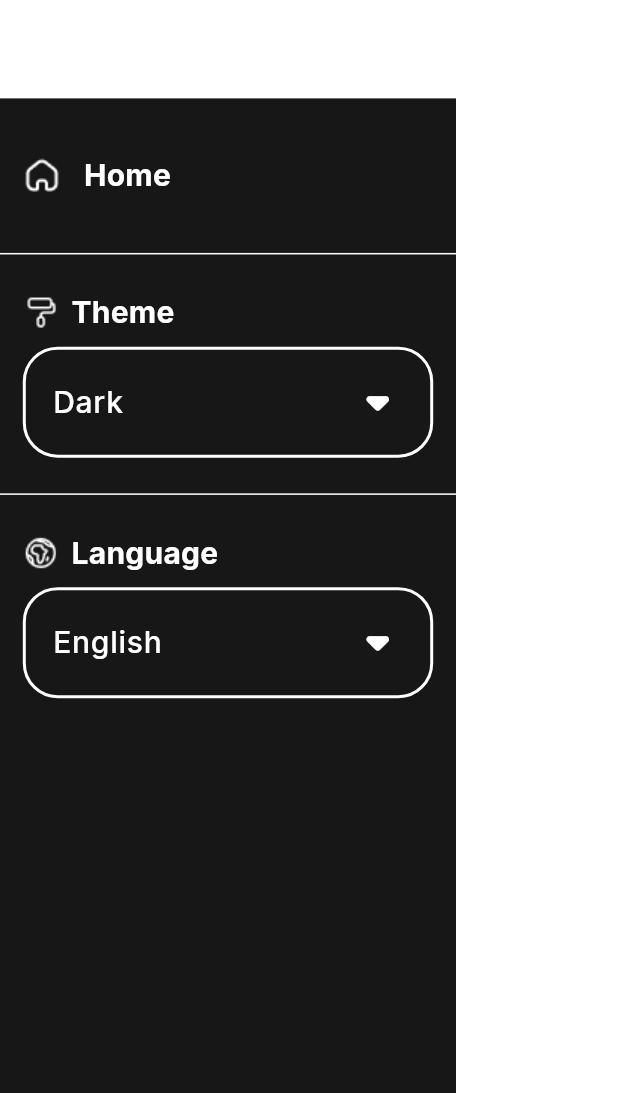
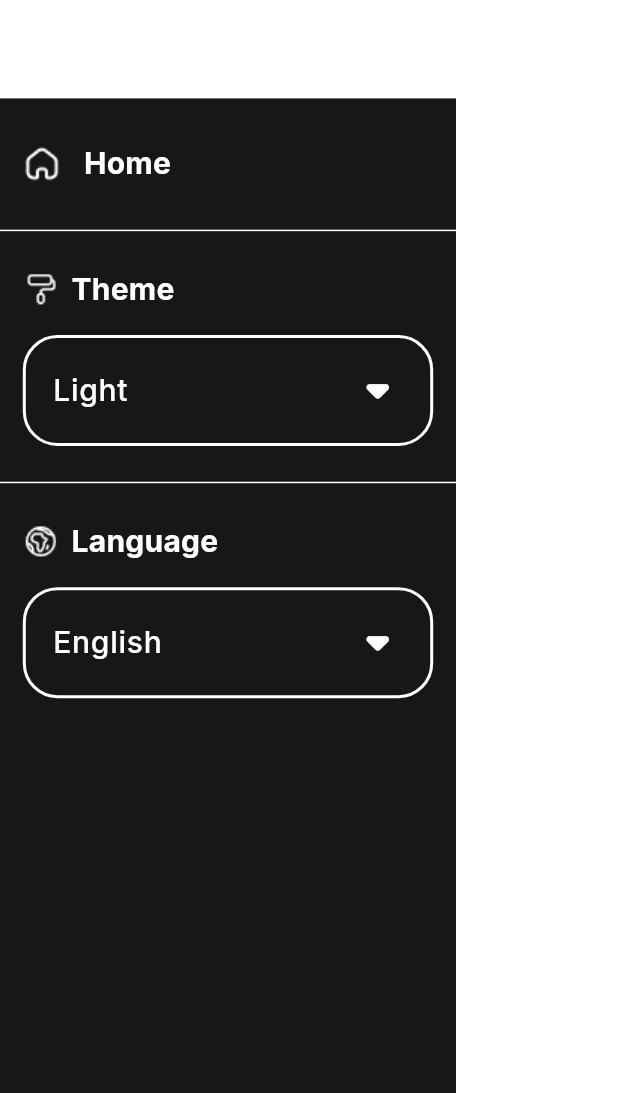
Before and after one commit to yousseftaher65/News-App, a Flutter app: the DrawerWidget widget shown alone on an empty page, opened directly with empty values, on a phone screen of 412 x 824 dp, the part 143-1236 px from its top. Run offline on Flutter 3.47's test engine with Material 3 defaults, Android fonts, the phone set to English and light mode, and no system bars; our stand-ins replace cached_network_image, easy_localization, flutter_screenutil, google_fonts; network calls fail.

Commit message:
add theme mode and modified ui

```diff
--- /dev/null
+++ b/lib/core/providers/theme_provider.dart
@@ -0,0 +1,16 @@
+import 'package:flutter/material.dart';
+
+class ThemeProvider extends ChangeNotifier {
+  ThemeMode _themeMode = ThemeMode.light;
+  ThemeMode get themeMode => _themeMode;
+
+  changeTheme() {
+
+    if (themeMode == ThemeMode.light) {
+      _themeMode = ThemeMode.dark;
+    } else {
+      _themeMode = ThemeMode.light;
+    }
+    notifyListeners();
+  }
+}
--- a/lib/ui/layouts/home page/home_category_body.dart
+++ b/lib/ui/layouts/home page/home_category_body.dart
@@ -1,8 +1,10 @@
 import 'package:easy_localization/easy_localization.dart';
 import 'package:flutter/material.dart';
 import 'package:flutter_screenutil/flutter_screenutil.dart';
+import 'package:news_pojo/core/providers/theme_provider.dart';
 import 'package:news_pojo/core/resources/assets.gen.dart';
 import 'package:news_pojo/ui/widgets/category_item.dart';
+import 'package:provider/provider.dart';
 
 class HomeCategoryBody extends StatelessWidget {
 
@@ -12,6 +14,7 @@ class HomeCategoryBody extends StatelessWidget {
 
   @override
   Widget build(BuildContext context) {
+    var provider = Provider.of<ThemeProvider>(context);
     return Padding(
         padding: const EdgeInsets.all(16),
         child: Column(
@@ -29,9 +32,9 @@ class HomeCategoryBody extends StatelessWidget {
                 separatorBuilder: (context, index) => SizedBox(
                   height: 16.h,
                 ),
-                itemCount: imageList.length,
+                itemCount: provider.themeMode == ThemeMode.light ? imageListLightMode.length : imageListDarkMode.length,
                 itemBuilder: (context, index) {
-                  return CategoryItem(image: imageList[index] , isleft: index.isEven , onTap: onTapCategory , selectedCategory: categoryList[index]);
+                  return CategoryItem(image: provider.themeMode == ThemeMode.light ? imageListLightMode[index] : imageListDarkMode[index] , isleft: index.isEven , onTap: onTapCategory , selectedCategory: categoryList[index]);
                 },
               ),
             )
@@ -40,7 +43,7 @@ class HomeCategoryBody extends StatelessWidget {
       );
   }
 
-  final List<String> imageList = [
+  final List<String> imageListLightMode = [
     Assets.images.dark.generalDark.path,
     Assets.images.dark.businessDark.path,
     Assets.images.dark.entertainmentDark.path,
@@ -49,6 +52,17 @@ class HomeCategoryBody extends StatelessWidget {
     Assets.images.dark.healthDark.path,
     Assets.images.dark.sportsDark.path,
   ];
+  final List<String> imageListDarkMode = [
+    Assets.images.light.generalLight.path,
+    Assets.images.light.businessLight.path,
+    Assets.images.light.entertainmentLight.path,
+    Assets.images.light.technologyLight.path,
+    Assets.images.light.scienceLight.path,
+    Assets.images.light.healthLight.path,
+    Assets.images.light.sportsLight.path,
+  ];
+
+
 
   final List<String> categoryList = [
     'general',
--- a/lib/ui/widgets/category_item.dart
+++ b/lib/ui/widgets/category_item.dart
@@ -51,7 +51,7 @@ class CategoryItem extends StatelessWidget {
                           shape: BoxShape.circle,
                           color: Theme.of(context).primaryColor,
                         ),
-                        child: Icon(Icons.arrow_back_ios, size: 16),
+                        child: Icon(Icons.arrow_back_ios, size: 16 , color: Theme.of(context).secondaryHeaderColor,),
                       ),
                       SizedBox(width: 10.w),
                       Text('view_all'.tr(),
@@ -72,7 +72,9 @@ class CategoryItem extends StatelessWidget {
                           shape: BoxShape.circle,
                           color: Theme.of(context).primaryColor,
                         ),
-                        child: Icon(Icons.arrow_forward_ios, size: 16),
+                        child: Icon(Icons.arrow_forward_ios, size: 16 ,
+                          color: Theme.of(context).secondaryHeaderColor,
+                        ),
                       ),
                     ],
                   ),
--- a/lib/ui/widgets/drawer_widget.dart
+++ b/lib/ui/widgets/drawer_widget.dart
@@ -1,15 +1,18 @@
 import 'package:easy_localization/easy_localization.dart';
 import 'package:flutter/material.dart';
 import 'package:flutter_screenutil/flutter_screenutil.dart';
+import 'package:news_pojo/core/providers/theme_provider.dart';
 import 'package:news_pojo/core/resources/assets.gen.dart';
 import 'package:news_pojo/core/theme/color_palette.dart';
+import 'package:provider/provider.dart';
 
 class DrawerWidget extends StatelessWidget {
   final Function onBack;
-  const DrawerWidget({super.key , required this.onBack});
+  const DrawerWidget({super.key, required this.onBack});
 
   @override
   Widget build(BuildContext context) {
+    var provider = Provider.of<ThemeProvider>(context);
     return Drawer(
       backgroundColor: ColorPalette.primaryDarkColor,
       shape: LinearBorder(),
@@ -25,11 +28,11 @@ class DrawerWidget extends StatelessWidget {
             child: Text(
               'news_app'.tr(),
               style: Theme.of(context).textTheme.titleLarge!.copyWith(
-                    fontWeight: FontWeight.w700,
-                  ),
+                  fontWeight: FontWeight.w700,
+                  color: ColorPalette.primaryDarkColor),
             ),
           ),
-          SizedBox(height: 24.h),
+          SizedBox(height: 16.h),
           ListTile(
             title: Text(
               'home'.tr(),
@@ -42,7 +45,7 @@ class DrawerWidget extends StatelessWidget {
               onBack();
             },
           ),
-          SizedBox(height: 24.h),
+          SizedBox(height: 16.h),
           Divider(
             color: ColorPalette.primaryLightColor,
             height: 2,
@@ -63,30 +66,30 @@ class DrawerWidget extends StatelessWidget {
               ],
             ),
           ),
-          SizedBox(height: 8.h),
+          SizedBox(height: 16.h),
           FractionallySizedBox(
             widthFactor: 0.9,
             child: DropdownMenu(
               controller: TextEditingController(
-                  text: //provider.themeMode == ThemeMode.light
-                      /* ? "light".tr()
-                      : */
-                      "dark".tr()),
+                  text: provider.themeMode == ThemeMode.light
+                      ? "light".tr()
+                      : "dark".tr()),
               width: double.infinity,
               trailingIcon: Icon(
                 Icons.arrow_drop_down_rounded,
-                color: Theme.of(context).primaryColor,
+                color: ColorPalette.primaryLightColor,
                 size: 50,
               ),
               selectedTrailingIcon: Icon(
-                Icons.arrow_drop_down_rounded,
-                color: Theme.of(context).primaryColor,
+                Icons.arrow_drop_up_rounded,
+                color: ColorPalette.primaryLightColor,
                 size: 50,
               ),
               enableSearch: false,
               onSelected: (ThemeMode? value) {
                 if (value != null) {
-                  // provider.changeTheme(value);
+                  provider.changeTheme();
+                  Navigator.pop(context);
                 }
               },
               dropdownMenuEntries: [
@@ -122,7 +125,7 @@ class DrawerWidget extends StatelessWidget {
               ],
             ),
           ),
-          SizedBox(height: 8.h),
+          SizedBox(height: 16.h),
           FractionallySizedBox(
             widthFactor: 0.9,
             child: DropdownMenu(
@@ -133,12 +136,12 @@ class DrawerWidget extends StatelessWidget {
               width: double.infinity,
               trailingIcon: Icon(
                 Icons.arrow_drop_down_rounded,
-                color: Theme.of(context).primaryColor,
+                color: ColorPalette.primaryLightColor,
                 size: 50,
               ),
               selectedTrailingIcon: Icon(
-                Icons.arrow_drop_down_rounded,
-                color: Theme.of(context).primaryColor,
+                Icons.arrow_drop_up_rounded,
+                color: ColorPalette.primaryLightColor,
                 size: 50,
               ),
               enableSearch: false,
@@ -152,6 +155,7 @@ class DrawerWidget extends StatelessWidget {
                     Locale('en'),
                   );
                 }
+              Navigator.pop(context);
               },
               dropdownMenuEntries: [
                 DropdownMenuEntry(
--- a/pubspec.yaml
+++ b/pubspec.yaml
@@ -22,6 +22,7 @@ dependencies:
   url_launcher :
   json_annotation:
   cached_network_image: 3.4.1
+  provider:
 
 flutter_gen:
   output: lib/core/resources/
```
Also changed, not shown: lib/main.dart (+13 -6 lines), pubspec.lock.
